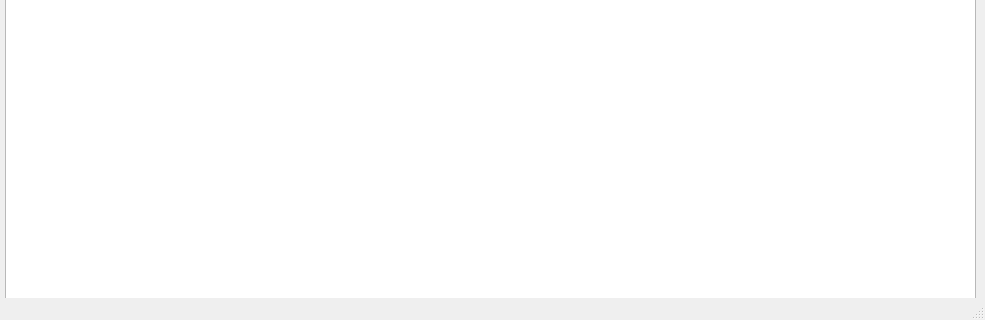
Old version of the form mainwindow.ui in the repository MatthewDinh419/Settlers_of_Candy; both pictures show x 0 to 985 and y 309 to 629 of the 985 by 629 pixel window.
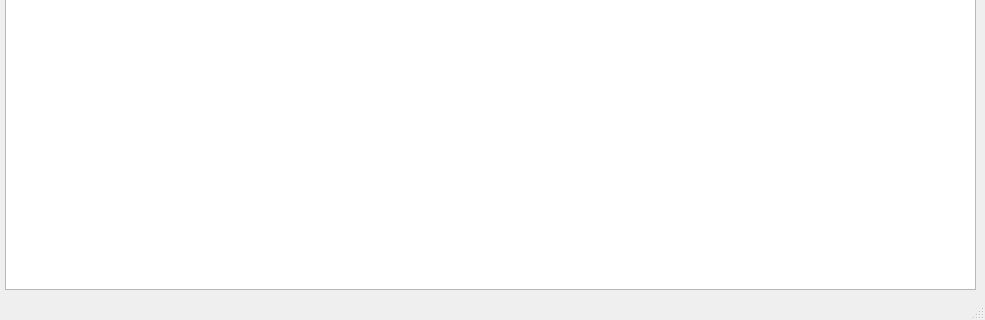
New version of the form.

```diff
--- a/mainwindow.ui
+++ b/mainwindow.ui
@@ -20,7 +20,7 @@
       <x>5</x>
       <y>1</y>
       <width>971</width>
-      <height>591</height>
+      <height>581</height>
      </rect>
     </property>
    </widget>
```
